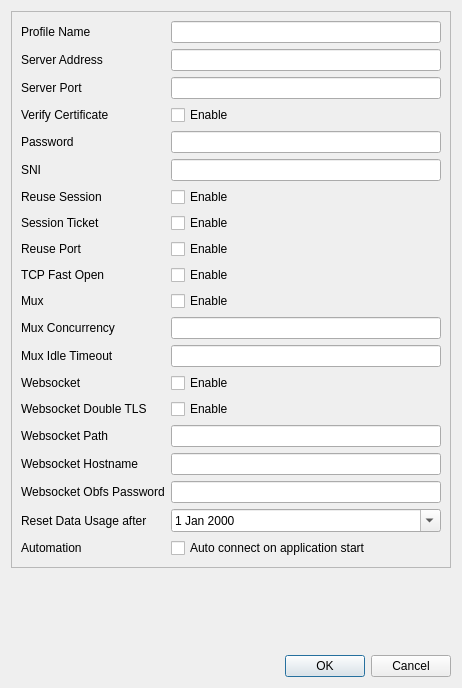
The window that ui/trojaneditdialog.ui (Trojan-Qt5/Trojan-Qt5) describes before a commit, drawn with Qt 5.
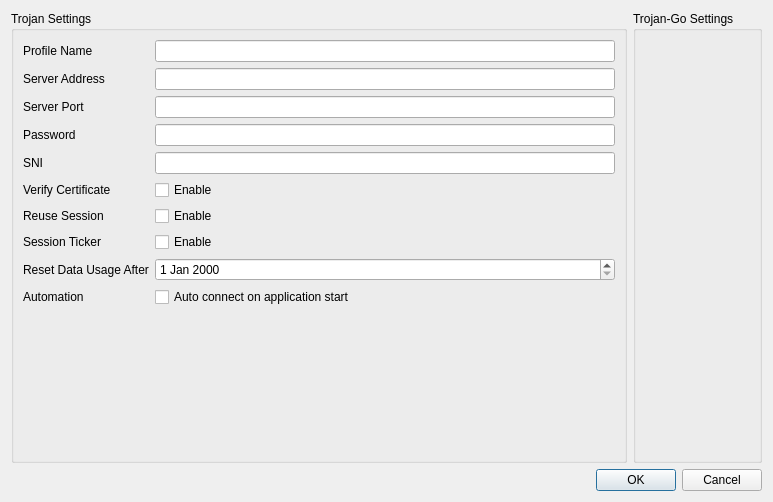
The same window after the commit.

Commit message: [New Feature] new ui for trojan-go

```diff
--- a/ui/trojaneditdialog.ui
+++ b/ui/trojaneditdialog.ui
@@ -6,315 +6,178 @@
    <rect>
     <x>0</x>
     <y>0</y>
-    <width>462</width>
-    <height>688</height>
+    <width>773</width>
+    <height>502</height>
    </rect>
   </property>
+  <property name="sizePolicy">
+   <sizepolicy hsizetype="Preferred" vsizetype="Preferred">
+    <horstretch>0</horstretch>
+    <verstretch>0</verstretch>
+   </sizepolicy>
+  </property>
+  <property name="minimumSize">
+   <size>
+    <width>0</width>
+    <height>0</height>
+   </size>
+  </property>
   <property name="windowTitle">
    <string>Profile Editor</string>
   </property>
-  <layout class="QVBoxLayout" name="verticalLayout">
+  <property name="modal">
+   <bool>true</bool>
+  </property>
+  <layout class="QGridLayout" name="gridLayout_4" columnstretch="2,0">
+   <item row="0" column="0">
+    <widget class="QGroupBox" name="outboundSettingWrapper">
+     <property name="title">
+      <string>Trojan Settings</string>
+     </property>
+     <layout class="QGridLayout" name="gridLayout">
+      <item row="0" column="0">
+       <layout class="QHBoxLayout" name="horizontalLayout" stretch="0">
    <item>
-    <widget class="QFrame" name="editFrame">
-     <property name="frameShape">
-      <enum>QFrame::StyledPanel</enum>
-     </property>
-     <property name="frameShadow">
-      <enum>QFrame::Raised</enum>
-     </property>
      <layout class="QFormLayout" name="formLayout">
-      <property name="sizeConstraint">
-       <enum>QLayout::SetMaximumSize</enum>
-      </property>
-      <property name="fieldGrowthPolicy">
-       <enum>QFormLayout::ExpandingFieldsGrow</enum>
-      </property>
-      <property name="rowWrapPolicy">
-       <enum>QFormLayout::WrapLongRows</enum>
-      </property>
-      <property name="labelAlignment">
-       <set>Qt::AlignLeading|Qt::AlignLeft|Qt::AlignVCenter</set>
-      </property>
-      <item row="1" column="0">
-       <widget class="QLabel" name="nameLabel">
+          <item row="0" column="0">
+           <widget class="QLabel" name="label">
         <property name="text">
          <string>Profile Name</string>
         </property>
        </widget>
       </item>
-      <item row="1" column="1">
+          <item row="0" column="1">
        <widget class="QLineEdit" name="nameEdit"/>
       </item>
-      <item row="2" column="0">
-       <widget class="QLabel" name="serverAddrLabel">
+          <item row="1" column="0">
+           <widget class="QLabel" name="label_2">
         <property name="text">
          <string>Server Address</string>
         </property>
        </widget>
       </item>
-      <item row="2" column="1">
+          <item row="1" column="1">
        <widget class="QLineEdit" name="serverAddrEdit"/>
       </item>
-      <item row="3" column="0">
-       <widget class="QLabel" name="serverPortLabel">
+          <item row="2" column="0">
+           <widget class="QLabel" name="label_3">
         <property name="text">
          <string>Server Port</string>
         </property>
        </widget>
       </item>
+          <item row="2" column="1">
+           <widget class="QLineEdit" name="serverPortEdit"/>
+          </item>
+          <item row="8" column="0">
+           <widget class="QLabel" name="label_8">
+            <property name="text">
+             <string>Reset Data Usage After</string>
+            </property>
+           </widget>
+          </item>
+          <item row="8" column="1">
+           <widget class="QDateEdit" name="resetDateEdit"/>
+          </item>
+          <item row="9" column="0">
+           <widget class="QLabel" name="label_9">
+            <property name="text">
+             <string>Automation</string>
+            </property>
+           </widget>
+          </item>
+          <item row="9" column="1">
+           <widget class="QCheckBox" name="autoStartCheckBox">
+            <property name="text">
+             <string>Auto connect on application start</string>
+            </property>
+           </widget>
+          </item>
+          <item row="3" column="0">
+           <widget class="QLabel" name="label_4">
+            <property name="text">
+             <string>Password</string>
+            </property>
+           </widget>
+          </item>
       <item row="3" column="1">
-       <widget class="QLineEdit" name="serverPortEdit">
-        <property name="inputMethodHints">
-         <set>Qt::ImhDigitsOnly|Qt::ImhPreferNumbers</set>
-        </property>
-       </widget>
+           <widget class="QLineEdit" name="pwdEdit"/>
       </item>
       <item row="4" column="0">
-       <widget class="QLabel" name="verifyCertificateLabel">
+           <widget class="QLabel" name="label_5">
         <property name="text">
-         <string>Verify Certificate</string>
+             <string>SNI</string>
         </property>
        </widget>
       </item>
       <item row="4" column="1">
-       <widget class="QCheckBox" name="verifyCertificateCheckBox">
-        <property name="text">
-         <string>Enable</string>
-        </property>
-       </widget>
+           <widget class="QLineEdit" name="sniEdit"/>
       </item>
       <item row="5" column="0">
-       <widget class="QLabel" name="pwdLabel">
+           <widget class="QLabel" name="label_6">
         <property name="text">
-         <string>Password</string>
+             <string>Verify Certificate</string>
         </property>
        </widget>
       </item>
       <item row="5" column="1">
-       <widget class="QLineEdit" name="pwdEdit">
-        <property name="inputMethodHints">
-         <set>Qt::ImhNoAutoUppercase|Qt::ImhNoPredictiveText|Qt::ImhSensitiveData</set>
-        </property>
-        <property name="echoMode">
-         <enum>QLineEdit::PasswordEchoOnEdit</enum>
+           <widget class="QCheckBox" name="verifyCertificateCheckBox">
+            <property name="text">
+             <string>Enable</string>
         </property>
        </widget>
       </item>
       <item row="6" column="0">
-       <widget class="QLabel" name="sniLabel">
-        <property name="text">
-         <string>SNI</string>
-        </property>
-       </widget>
-      </item>
-      <item row="6" column="1">
-       <widget class="QLineEdit" name="sniEdit"/>
-      </item>
-      <item row="7" column="0">
-       <widget class="QLabel" name="reuseSessionLabel">
+           <widget class="QLabel" name="label_7">
         <property name="text">
          <string>Reuse Session</string>
         </property>
        </widget>
       </item>
-      <item row="7" column="1">
+          <item row="7" column="0">
+           <widget class="QLabel" name="label_10">
+            <property name="text">
+             <string>Session Ticker</string>
+            </property>
+           </widget>
+          </item>
+          <item row="6" column="1">
        <widget class="QCheckBox" name="reuseSessionCheckBox">
         <property name="text">
          <string>Enable</string>
         </property>
        </widget>
       </item>
-      <item row="8" column="0">
-       <widget class="QLabel" name="sessionTicketLabel">
-        <property name="text">
-         <string>Session Ticket</string>
-        </property>
-       </widget>
-      </item>
-      <item row="8" column="1">
+          <item row="7" column="1">
        <widget class="QCheckBox" name="sessionTicketCheckBox">
         <property name="text">
          <string>Enable</string>
         </property>
        </widget>
       </item>
-      <item row="9" column="0">
-       <widget class="QLabel" name="reusePortLabel">
-        <property name="text">
-         <string>Reuse Port</string>
-        </property>
-       </widget>
-      </item>
-      <item row="9" column="1">
-       <widget class="QCheckBox" name="reusePortCheckBox">
-        <property name="text">
-         <string>Enable</string>
-        </property>
-       </widget>
+         </layout>
+        </item>
+       </layout>
       </item>
-      <item row="10" column="0">
-       <widget class="QLabel" name="tcpFastOpenLabel">
-        <property name="text">
-         <string>TCP Fast Open</string>
-        </property>
-       </widget>
-      </item>
-      <item row="10" column="1">
-       <widget class="QCheckBox" name="tcpFastOpenCheckBox">
-        <property name="text">
-         <string>Enable</string>
-        </property>
-       </widget>
-      </item>
-      <item row="11" column="0">
-       <widget class="QLabel" name="muxLabel">
-        <property name="text">
-         <string>Mux</string>
-        </property>
-       </widget>
+     </layout>
+    </widget>
+   </item>
+   <item row="0" column="1">
+    <widget class="QGroupBox" name="streamSettingsGroupBox">
+     <property name="title">
+      <string>Trojan-Go Settings</string>
+     </property>
+     <property name="checked">
+      <bool>false</bool>
+     </property>
+     <layout class="QGridLayout" name="gridLayout_3">
+      <item row="0" column="0">
+       <layout class="QGridLayout" name="trojangoFrame"/>
       </item>
-      <item row="11" column="1">
-       <widget class="QCheckBox" name="muxCheckBox">
-        <property name="text">
-         <string>Enable</string>
-        </property>
-       </widget>
-      </item>
-      <item row="12" column="0">
-       <widget class="QLabel" name="label_5">
-        <property name="text">
-         <string>Mux Concurrency</string>
-        </property>
-       </widget>
-      </item>
-      <item row="12" column="1">
-       <widget class="QLineEdit" name="muxConcurrencyEdit"/>
-      </item>
-      <item row="13" column="0">
-       <widget class="QLabel" name="label_6">
-        <property name="text">
-         <string>Mux Idle Timeout</string>
-        </property>
-       </widget>
-      </item>
-      <item row="13" column="1">
-       <widget class="QLineEdit" name="muxIdleTimeoutEdit"/>
-      </item>
-      <item row="14" column="0">
-       <widget class="QLabel" name="websocketLabel">
-        <property name="text">
-         <string>Websocket</string>
-        </property>
-       </widget>
-      </item>
-      <item row="14" column="1">
-       <widget class="QCheckBox" name="websocketCheckBox">
-        <property name="text">
-         <string>Enable</string>
-        </property>
-       </widget>
-      </item>
-      <item row="15" column="0">
-       <widget class="QLabel" name="label_3">
-        <property name="text">
-         <string>Websocket Double TLS</string>
-        </property>
-       </widget>
-      </item>
-      <item row="15" column="1">
-       <widget class="QCheckBox" name="websocketDoubleTLSCheckBox">
-        <property name="text">
-         <string>Enable</string>
-        </property>
-       </widget>
-      </item>
-      <item row="16" column="0">
-       <widget class="QLabel" name="label">
-        <property name="text">
-         <string>Websocket Path</string>
-        </property>
-       </widget>
-      </item>
-      <item row="16" column="1">
-       <widget class="QLineEdit" name="websocketPathEdit"/>
-      </item>
-      <item row="17" column="0">
-       <widget class="QLabel" name="label_4">
-        <property name="text">
-         <string>Websocket Hostname</string>
-        </property>
-       </widget>
-      </item>
-      <item row="17" column="1">
-       <widget class="QLineEdit" name="websocketHostnameEdit"/>
-      </item>
-      <item row="18" column="0">
-       <widget class="QLabel" name="label_2">
-        <property name="text">
-         <string>Websocket Obfs Password</string>
-        </property>
-       </widget>
-      </item>
-      <item row="18" column="1">
-       <widget class="QLineEdit" name="websocketObfsPasswordEdit"/>
-      </item>
-      <item row="19" column="0">
-       <widget class="QLabel" name="resetDateLabel">
-        <property name="text">
-         <string>Reset Data Usage after</string>
-        </property>
-       </widget>
-      </item>
-      <item row="19" column="1">
-       <widget class="QDateEdit" name="resetDateEdit">
-        <property name="sizePolicy">
-         <sizepolicy hsizetype="Expanding" vsizetype="Fixed">
-          <horstretch>0</horstretch>
-          <verstretch>0</verstretch>
-         </sizepolicy>
-        </property>
-        <property name="calendarPopup">
-         <bool>true</bool>
-        </property>
-       </widget>
-      </item>
-      <item row="20" column="0">
-       <widget class="QLabel" name="autoStartLabel">
-        <property name="text">
-         <string>Automation</string>
-        </property>
-       </widget>
-      </item>
-      <item row="20" column="1">
-       <widget class="QCheckBox" name="autoStartCheckBox">
-        <property name="sizePolicy">
-         <sizepolicy hsizetype="Expanding" vsizetype="Fixed">
-          <horstretch>0</horstretch>
-          <verstretch>0</verstretch>
-         </sizepolicy>
-        </property>
-        <property name="text">
-         <string>Auto connect on application start</string>
-        </property>
-       </widget>
-      </item>
      </layout>
     </widget>
    </item>
-   <item>
-    <spacer name="verticalSpacer">
-     <property name="orientation">
-      <enum>Qt::Vertical</enum>
-     </property>
-     <property name="sizeHint" stdset="0">
-      <size>
-       <width>20</width>
-       <height>0</height>
-      </size>
-     </property>
-    </spacer>
-   </item>
-   <item>
+   <item row="1" column="0" colspan="2">
     <widget class="QDialogButtonBox" name="buttonBox">
      <property name="orientation">
       <enum>Qt::Horizontal</enum>
```
Left out of the diff: 16 changed lines with no effect on the pictures. Lines whose indentation alone changed are shown as unchanged. The commit also changes 37 other files.
